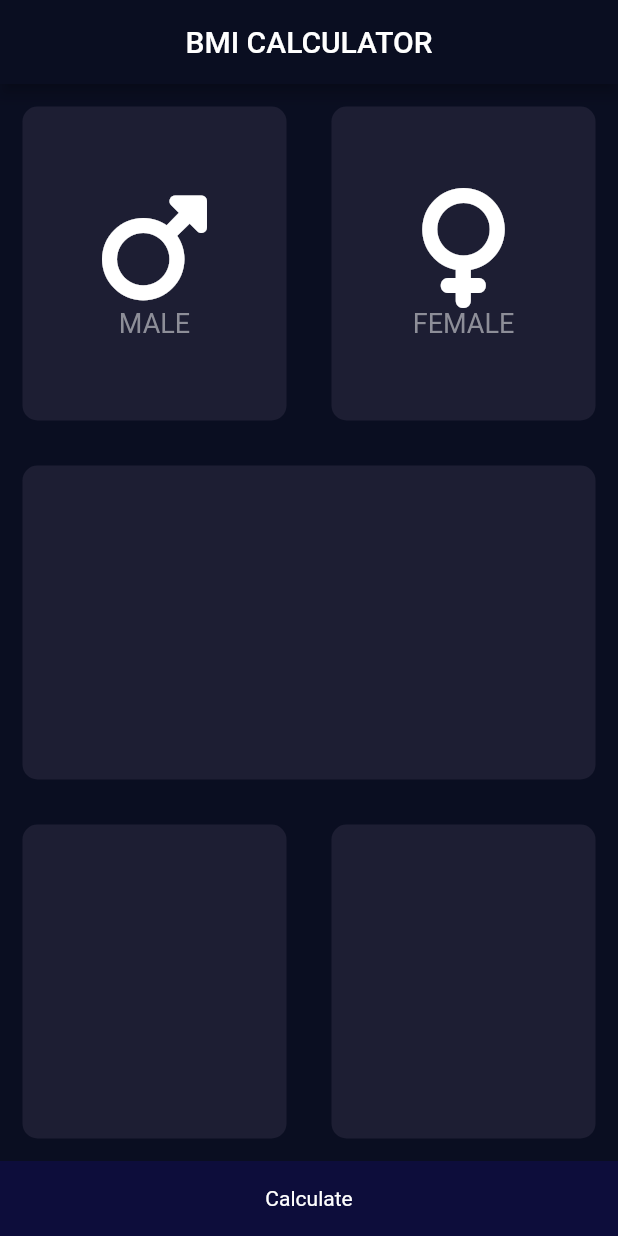
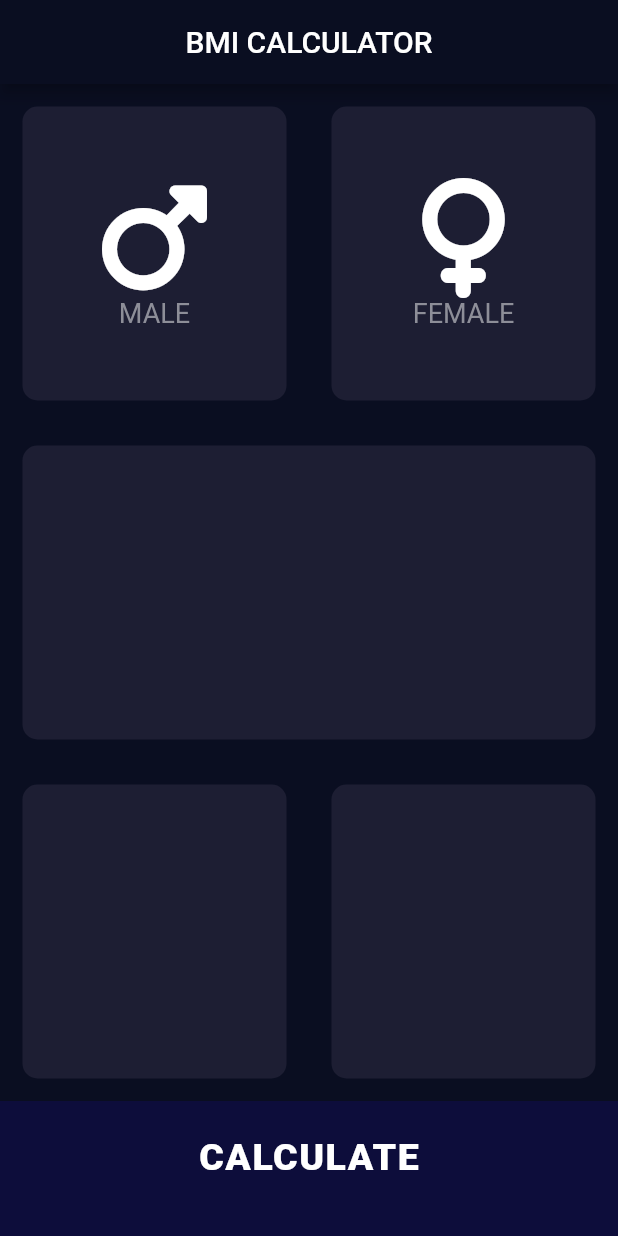
Before and after one commit to LordOlumide/BMI_Calculator, a Flutter app: the screen it shows after launch, on a phone screen of 412 x 824 dp. Run offline on Flutter 3.47's test engine with Material 2 defaults, Android fonts, the phone set to English and light mode, and no system bars; our stand-ins replace font_awesome_flutter.

Commit message:
bottom button added

```diff
--- /dev/null
+++ b/lib/components/bottom_button.dart
@@ -0,0 +1,28 @@
+import 'package:flutter/cupertino.dart';
+import 'package:flutter/material.dart';
+import 'package:bmi_calculator_reboot/constants.dart';
+
+class BottomButton extends StatelessWidget {
+  final label;
+  final Function onPressed;
+  BottomButton({required this.label, required this.onPressed});
+
+  @override
+  Widget build(BuildContext context) {
+    return RawMaterialButton(
+      onPressed: () {
+        onPressed();
+      },
+      padding: EdgeInsets.only(bottom: 15.0),
+      fillColor: kBottomButtonColour,
+      constraints: BoxConstraints(
+        minHeight: 90.0,
+        minWidth: double.infinity,
+      ),
+      child: Text(
+        label,
+        style: kBottomButtonTextStyle,
+      ),
+    );
+  }
+}
--- a/lib/constants.dart
+++ b/lib/constants.dart
@@ -1,6 +1,14 @@
 import 'package:flutter/material.dart';
 
 const Color kActiveCardColour = Color(0xFF1D1E33);
+const Color kBottomButtonColour = Color(0xFF0D0D3B);
+
+const TextStyle kBottomButtonTextStyle = TextStyle(
+  fontSize: 25.0,
+  fontWeight: FontWeight.w900,
+  letterSpacing: 1.0,
+  color: Colors.white,
+);
 const TextStyle kInputPageFontStyle = TextStyle(
   fontSize: 18.0,
   color: Color(0xFF8D8E98),
--- a/lib/screens/input_page.dart
+++ b/lib/screens/input_page.dart
@@ -3,6 +3,8 @@ import 'package:flutter/material.dart';
 import 'package:font_awesome_flutter/font_awesome_flutter.dart';
 import 'package:bmi_calculator_reboot/constants.dart';
 import 'package:bmi_calculator_reboot/components/custom_card.dart';
+import 'package:bmi_calculator_reboot/components/bottom_button.dart';
+import 'package:bmi_calculator_reboot/screens/results_page.dart';
 
 class InputPage extends StatefulWidget {
   @override
@@ -80,17 +82,15 @@ class _InputPageState extends State<InputPage> {
               ],
             ),
           ),
-          RawMaterialButton(
-            onPressed: null,
-            fillColor: Color(0xFF0D0D3B),
-            constraints: BoxConstraints(
-              minHeight: 50.0,
-              minWidth: double.infinity,
-            ),
-            child: Text(
-              'Calculate',
-            ),
-          )
+          BottomButton(
+            label: 'CALCULATE',
+            onPressed: () {
+              Navigator.push(
+                context,
+                MaterialPageRoute(builder: (context) {return ResultPage();})
+              );
+            },
+          ),
         ],
       ),
     );
```
Also changed, not shown: lib/screens/results_page.dart (+25 -6 lines).
